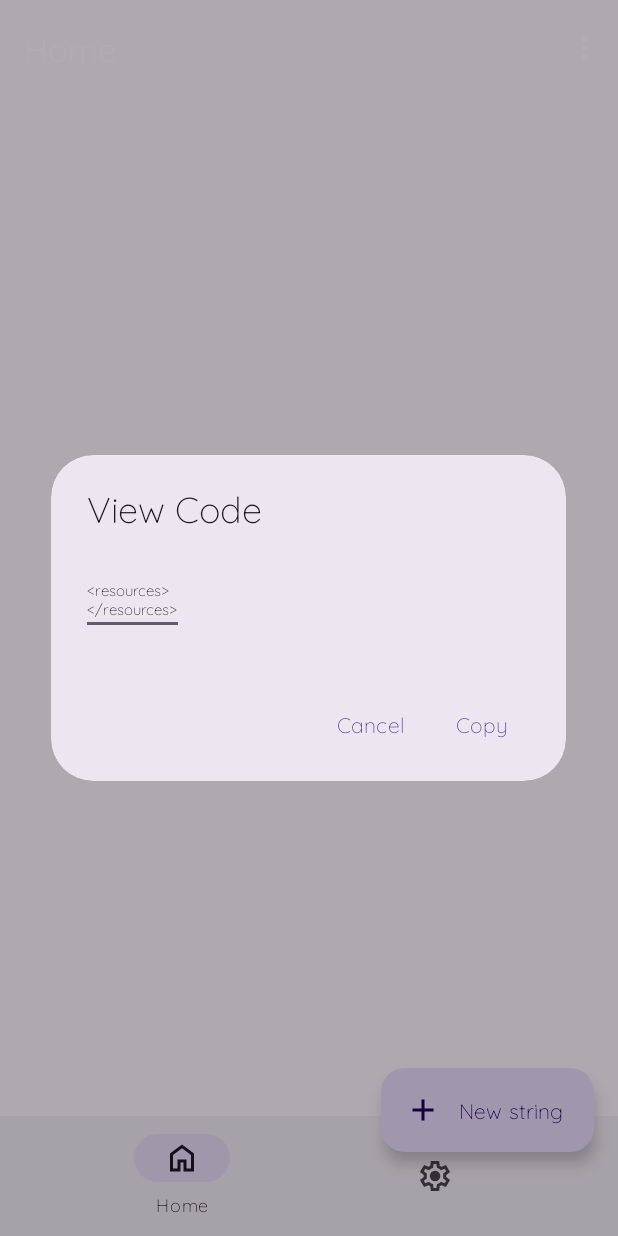
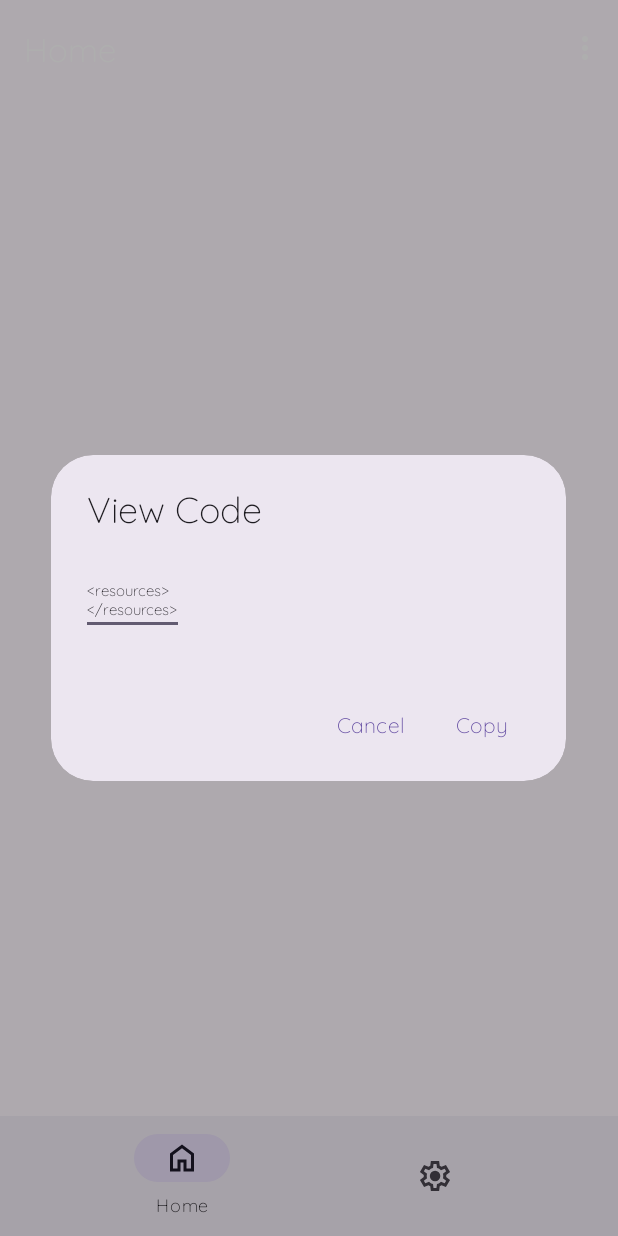
Before and after one commit to trindadedev13/StringsManager, an Android app: the screen it shows after launch (MainActivity), in the options menu, after a tap on "View Code", on a phone screen of 412 x 824 dp. Run offline under Robolectric (Android 15) with nearby library versions, the phone set to English and light mode, and no system bars.

Commit message:
[Testing] Fragments

```diff
--- a/app/src/main/AndroidManifest.xml
+++ b/app/src/main/AndroidManifest.xml
@@ -10,7 +10,7 @@
         android:roundIcon="@mipmap/ic_launcher"
         android:label="@string/app_name"
         android:supportsRtl="true"
-        android:name="StringsCreatorApp"
+        android:name=".StringsCreatorApp"
         android:theme="@style/AppTheme">
         <activity
             android:name="com.trindade.stringscreator.activities.MainActivity"
@@ -22,5 +22,6 @@
                     android:name="android.intent.category.LAUNCHER" />
             </intent-filter>
         </activity>
+        <activity android:name="com.trindade.stringscreator.activities.DebugActivity"/>
     </application>
 </manifest>
--- /dev/null
+++ b/app/src/main/java/com/trindade/stringscreator/StringsCreatorAppLog.java
@@ -0,0 +1,21 @@
+package com.trindade.stringscreator;
+
+import java.util.ArrayList;
+import java.util.List;
+
+public class StringsCreatorAppLog{
+
+    List<String> logs;
+
+    public StringsCreatorAppLog() {
+        logs = new ArrayList<>();
+    }
+
+    public String getLogs(){
+        return logs.toString();
+    }
+
+    public void add(String logVal){
+        logs.add(logVal);
+    }
+}
--- a/app/src/main/java/com/trindade/stringscreator/activities/MainActivity.java
+++ b/app/src/main/java/com/trindade/stringscreator/activities/MainActivity.java
@@ -1,27 +1,47 @@
 package com.trindade.stringscreator.activities;
 
+import android.app.Activity;
+import android.content.SharedPreferences;
+import android.util.Log;
+import android.view.View;
+import android.widget.ListView;
 import androidx.annotation.NonNull;
 import androidx.appcompat.app.AppCompatActivity;
 import android.os.Bundle;
 import android.view.MenuItem;
 import androidx.fragment.app.Fragment;
+
 import com.google.android.material.bottomnavigation.BottomNavigationView;
+import com.google.android.material.dialog.MaterialAlertDialogBuilder;
+import com.google.android.material.textfield.TextInputEditText;
+import com.google.gson.Gson;
+import com.google.gson.reflect.TypeToken;
+import com.trindade.stringscreator.StringsCreatorApp;
 import com.trindade.stringscreator.databinding.ActivityMainBinding;
+import com.trindade.stringscreator.databinding.MainFragmentBinding;
 import com.trindade.stringscreator.fragments.MainFragment;
 import com.trindade.stringscreator.fragments.SettingsFragment;
 import com.trindade.stringscreator.R;
+import com.trindade.stringscreator.StringsCreatorAppLog;
+import java.util.ArrayList;
+import java.util.HashMap;
 
 public class MainActivity extends AppCompatActivity {
 
     ActivityMainBinding binding;
+    MainFragmentBinding mainB;
+    SharedPreferences sp;
+    ArrayList<HashMap<String, Object>> listmap = new ArrayList<>();
+    StringsCreatorAppLog logger = new StringsCreatorAppLog();
 
     @Override
     protected void onCreate(Bundle savedInstanceState) {
         super.onCreate(savedInstanceState);
+        sp = getSharedPreferences("prefs", Activity.MODE_PRIVATE);
         binding = ActivityMainBinding.inflate(getLayoutInflater());
+        mainB = MainFragmentBinding.inflate(getLayoutInflater());
         setContentView(binding.getRoot());
         binding.bottomNavigation.setOnNavigationItemSelectedListener(navListener);
-
         getSupportFragmentManager()
                 .beginTransaction()
                 .replace(R.id.fragment_container, new MainFragment())
--- /dev/null
+++ b/app/src/main/java/com/trindade/stringscreator/utils/Utils.java
@@ -0,0 +1,3 @@
+package com.trindade.stringscreator.utils;
+
+public class Utils {}
--- a/app/src/main/res/layout/activity_main.xml
+++ b/app/src/main/res/layout/activity_main.xml
@@ -15,16 +15,6 @@
 
     </FrameLayout>
 
-    <com.google.android.material.floatingactionbutton.ExtendedFloatingActionButton
-         android:layout_height="wrap_content"
-         android:layout_width="wrap_content"
-         app:icon="@drawable/ic_add"
-         android:layout_margin="16dp"
-         android:id="@+id/fab"
-        android:translationY="-40dp"
-         android:layout_gravity="bottom|end"
-         android:text="@string/main_fab_text" />
-
     <com.google.android.material.bottomnavigation.BottomNavigationView
          android:layout_height="wrap_content"
          android:layout_width="match_parent"
--- a/app/src/main/res/layout/main_fragment.xml
+++ b/app/src/main/res/layout/main_fragment.xml
@@ -1,9 +1,10 @@
 <?xml version="1.0" encoding="utf-8"?>
-<androidx.coordinatorlayout.widget.CoordinatorLayout
+<LinearLayout
      xmlns:android="http://schemas.android.com/apk/res/android"
      xmlns:app="http://schemas.android.com/apk/res-auto"
      android:layout_height="match_parent"
      android:layout_width="match_parent"
+     android:orientation="vertical"
      android:id="@+id/coordinator">
 
     <com.google.android.material.appbar.AppBarLayout
@@ -34,6 +35,7 @@
              android:layout_height="0dp"
              android:layout_width="match_parent"
              android:divider="@null"
+             android:transitionGroup="true"
              android:layout_margin="1dp"
              android:padding="8dp"
              android:choiceMode="none"
@@ -43,7 +45,16 @@
 
         </ListView>
 
+    </LinearLayout>
+
+    <com.google.android.material.floatingactionbutton.ExtendedFloatingActionButton
+         android:layout_height="wrap_content"
+         android:layout_width="wrap_content"
+         app:icon="@drawable/ic_add"
+         android:layout_margin="16dp"
+         android:translationY="-40dp"
+         android:id="@+id/fab"
+         android:layout_gravity="bottom|end"
+         android:text="@string/main_fab_text" />
 
 </LinearLayout>
-
-</androidx.coordinatorlayout.widget.CoordinatorLayout>
```
Also changed, not shown: app/src/main/java/com/trindade/stringscreator/StringsCreatorApp.java (+71 -12 lines), app/src/main/java/com/trindade/stringscreator/activities/DebugActivity.java (added, +66 -0 lines), app/src/main/java/com/trindade/stringscreator/fragments/MainFragment.java (+53 -29 lines), 1 other file. Lines whose indentation alone changed are shown as unchanged.
